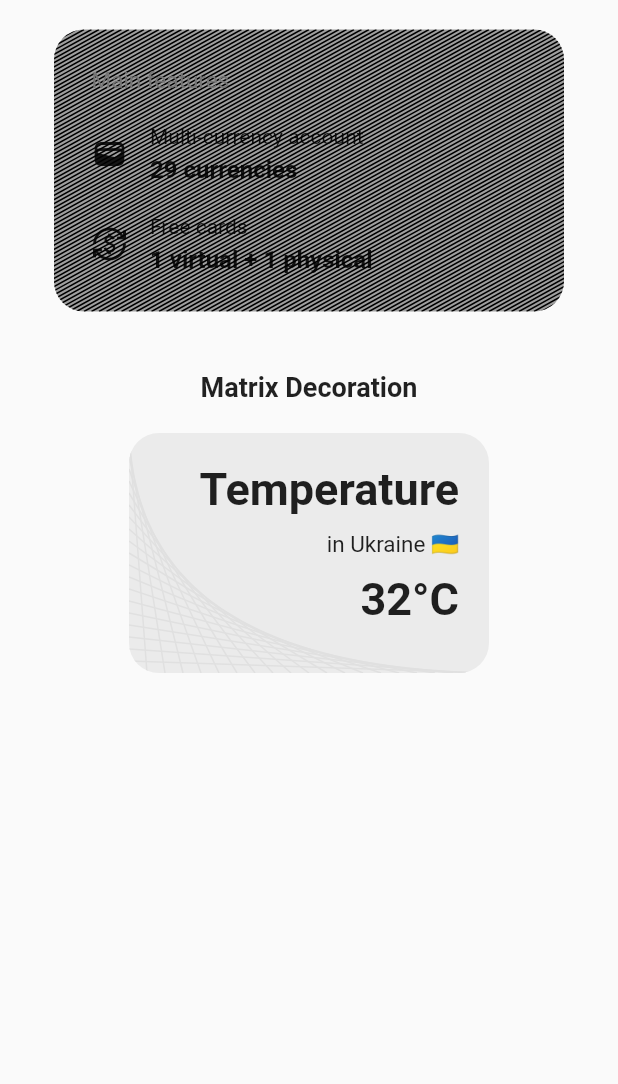
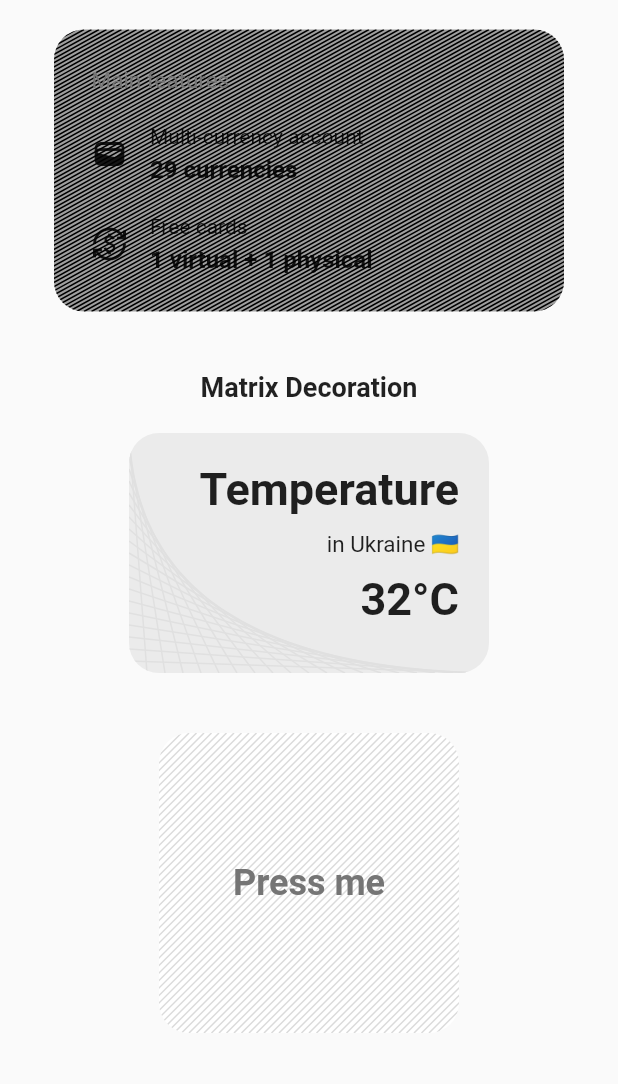
Before and after one commit to yako-dev/flutter-diagonal-decoration, a Flutter app: the screen it shows after launch, on a phone screen of 412 x 824 dp, the part 152-1236 px from its top. Run offline on Flutter 3.47's test engine with Material 2 defaults, Android fonts, the phone set to English and light mode, and no system bars.

```diff
--- a/example/lib/main.dart
+++ b/example/lib/main.dart
@@ -27,6 +27,18 @@ class MainApp extends StatelessWidget {
                 style: TextStyle(fontSize: 18, fontWeight: FontWeight.bold)),
             const SizedBox(height: 20),
             matrixContainer(),
+            const SizedBox(height: 40),
+            Container(
+              width: 200,
+              height: 200,
+              decoration: const DiagonalDecoration(),
+              child: Center(
+                  child: Text('Press me',
+                      style: TextStyle(
+                          fontSize: 24,
+                          fontWeight: FontWeight.bold,
+                          color: Colors.grey.shade600))),
+            )
           ],
         ),
       )),
```
Also changed, not shown: pubspec.yaml (+9 -1 lines), images/pub_dev_preview.png (added).
